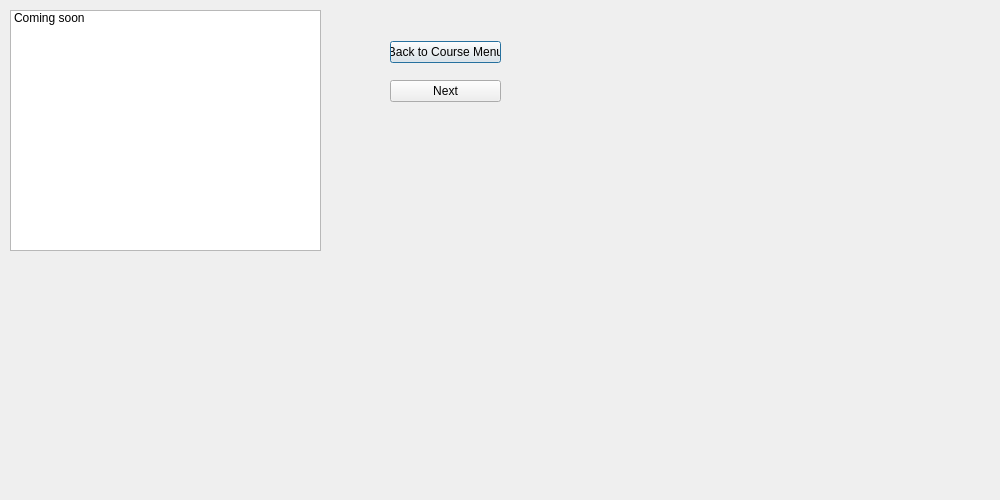
First picture: the form in forms/CourseMaterial.ui, repository tvoyQmir/StudyWithUs, before the edit.
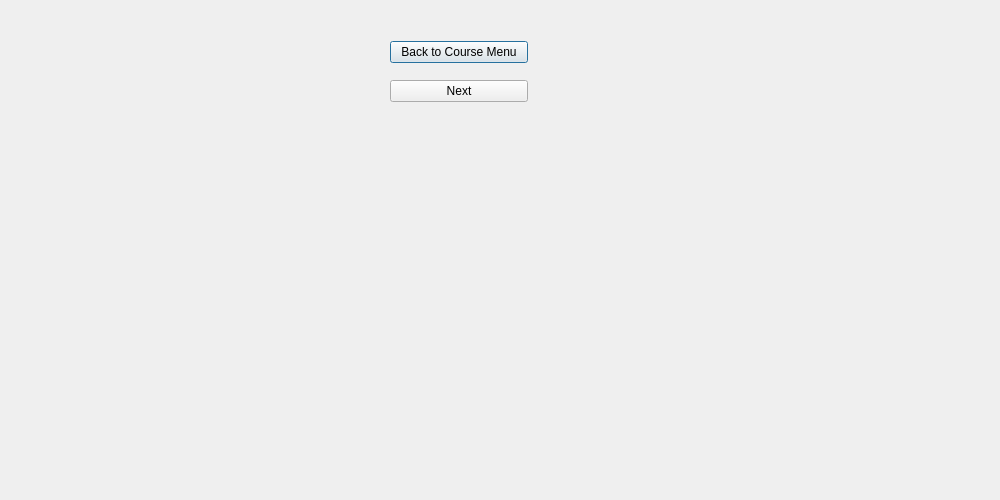
Second picture: the form after the edit.

What changed in the file:
```diff
--- a/forms/CourseMaterial.ui
+++ b/forms/CourseMaterial.ui
@@ -10,30 +10,27 @@
     <height>500</height>
    </rect>
   </property>
+  <property name="minimumSize">
+   <size>
+    <width>1000</width>
+    <height>500</height>
+   </size>
+  </property>
+  <property name="maximumSize">
+   <size>
+    <width>1000</width>
+    <height>500</height>
+   </size>
+  </property>
   <property name="windowTitle">
    <string>Dialog</string>
   </property>
-  <widget class="QListWidget" name="listWidget">
-   <property name="geometry">
-    <rect>
-     <x>10</x>
-     <y>10</y>
-     <width>311</width>
-     <height>241</height>
-    </rect>
-   </property>
-   <item>
-    <property name="text">
-     <string>Coming soon</string>
-    </property>
-   </item>
-  </widget>
   <widget class="QWidget" name="layoutWidget">
    <property name="geometry">
     <rect>
      <x>390</x>
      <y>30</y>
-     <width>111</width>
+     <width>138</width>
      <height>83</height>
     </rect>
    </property>
@@ -54,6 +51,58 @@
     </item>
    </layout>
   </widget>
+  <widget class="QGraphicsView" name="graphicsView">
+   <property name="geometry">
+    <rect>
+     <x>0</x>
+     <y>0</y>
+     <width>231</width>
+     <height>251</height>
+    </rect>
+   </property>
+   <property name="styleSheet">
+    <string notr="true">background: transparent;</string>
+   </property>
+  </widget>
+  <widget class="QGraphicsView" name="graphicsView_2">
+   <property name="geometry">
+    <rect>
+     <x>0</x>
+     <y>270</y>
+     <width>221</width>
+     <height>231</height>
+    </rect>
+   </property>
+   <property name="styleSheet">
+    <string notr="true">background: transparent;</string>
+   </property>
+  </widget>
+  <widget class="QTextBrowser" name="textBrowser">
+   <property name="geometry">
+    <rect>
+     <x>255</x>
+     <y>141</y>
+     <width>561</width>
+     <height>331</height>
+    </rect>
+   </property>
+   <property name="autoFillBackground">
+    <bool>false</bool>
+   </property>
+   <property name="styleSheet">
+    <string notr="true">background: transparent;</string>
+   </property>
+   <property name="frameShape">
+    <enum>QFrame::StyledPanel</enum>
+   </property>
+   <property name="html">
+    <string>&lt;!DOCTYPE HTML PUBLIC &quot;-//W3C//DTD HTML 4.0//EN&quot; &quot;http://www.w3.org/TR/REC-html40/strict.dtd&quot;&gt;
+&lt;html&gt;&lt;head&gt;&lt;meta name=&quot;qrichtext&quot; content=&quot;1&quot; /&gt;&lt;style type=&quot;text/css&quot;&gt;
+p, li { white-space: pre-wrap; }
+&lt;/style&gt;&lt;/head&gt;&lt;body style=&quot; font-family:'.AppleSystemUIFont'; font-size:13pt; font-weight:400; font-style:normal;&quot;&gt;
+&lt;p style=&quot;-qt-paragraph-type:empty; margin-top:0px; margin-bottom:0px; margin-left:0px; margin-right:0px; -qt-block-indent:0; text-indent:0px; font-family:'.AppleSystemUIFont';&quot;&gt;&lt;br /&gt;&lt;/p&gt;&lt;/body&gt;&lt;/html&gt;</string>
+   </property>
+  </widget>
  </widget>
  <resources/>
  <connections/>
```
